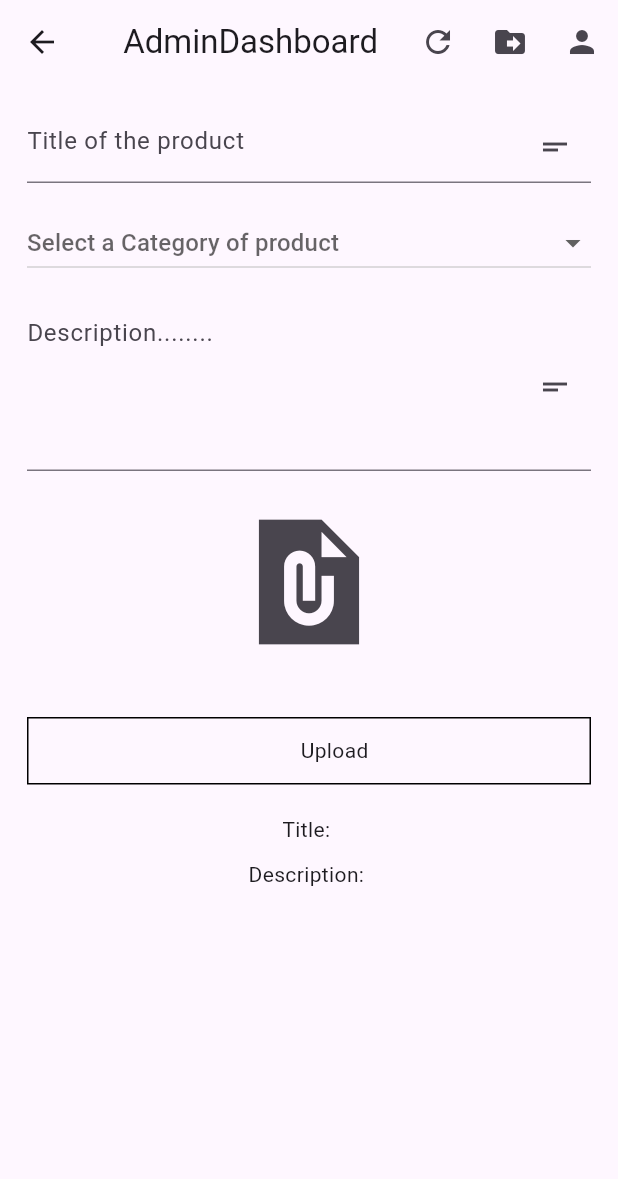
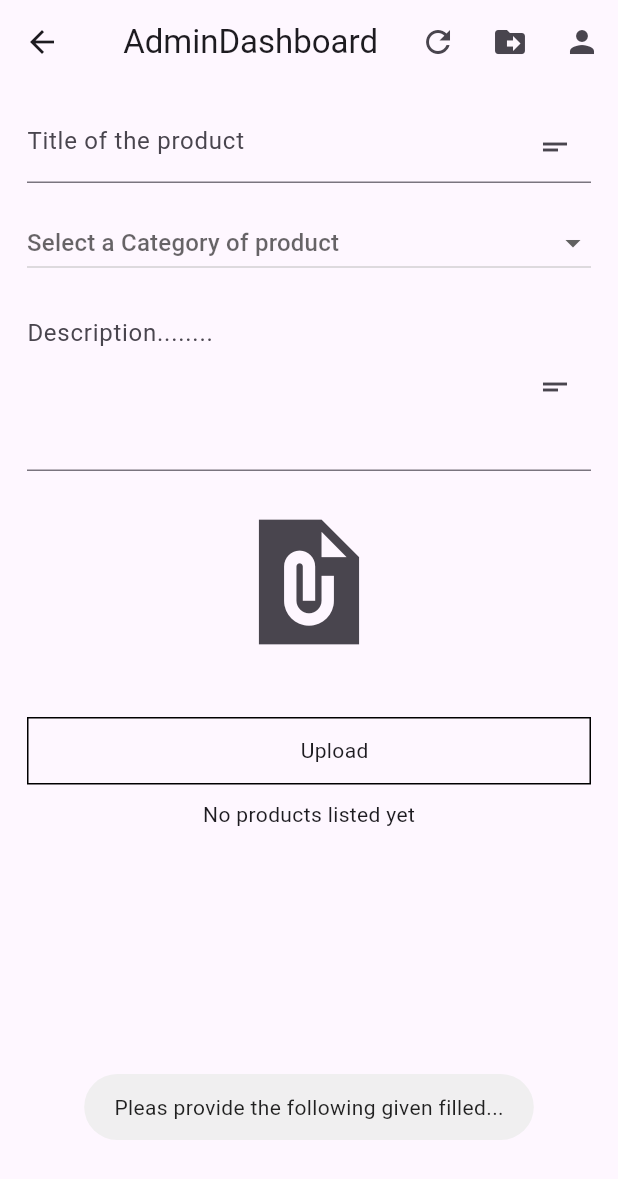
Before and after one commit to sadiqawan/FYP_app, a Flutter app: the AdminDashboard screen opened directly, after a tap on "Upload", on a phone screen of 412 x 824 dp. Shown: the top 1179 px of the screen. Run offline on Flutter 3.47's test engine with Material 3 defaults, Android fonts, the phone set to English and light mode, and no system bars; our stand-ins replace cloud_firestore, curved_navigation_bar, firebase_auth, firebase_core, firebase_storage, flutter_spinkit and 5 more; accounts and stored records are empty.

Commit message:
admin dashborad under work

```diff
--- a/lib/screens/admin_screen/admin_dashboard.dart
+++ b/lib/screens/admin_screen/admin_dashboard.dart
@@ -164,6 +164,7 @@ class _AdminDashboardState extends State<AdminDashboard> {
               CustomButton(
                 text: 'Upload',
                 onTap: () async {
+                 if(_titleController != null && _imageFile != null && _descriptionController != null && _selectedCategory !=null ){
                    DocumentReference productRep =
                    FirebaseFirestore.instance.collection('products').doc();
 
@@ -201,6 +202,9 @@ class _AdminDashboardState extends State<AdminDashboard> {
                      productRep.update({'productImageUrl': url});
                      Fluttertoast.showToast(msg: 'Uploaded successfully');
                      setState(() {});
+                   }
+                 }else {
+                   Fluttertoast.showToast(msg: 'Pleas provide the following given filled...');
                  }
                 },
               ),
```
Lines whose indentation alone changed are shown as unchanged.
